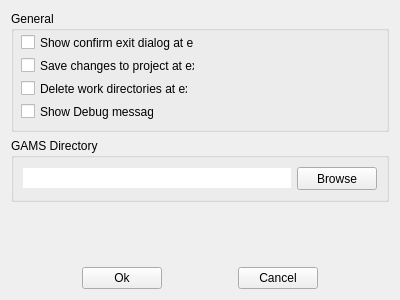
Before: the Qt Designer form titan/ui/settings.ui in Fijishi-Enterprises/GENO-Energy-Optimization, drawn with Qt 5.
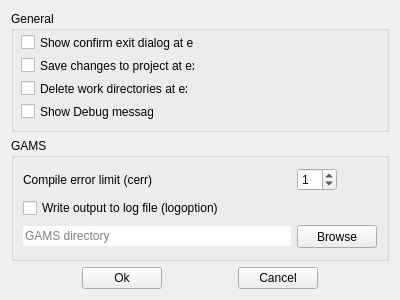
After: the same form once the commit is applied.

Commit message: Feature #271 resolved. GAMS logoption and cerr keywords can now be set in settings.

```diff
--- a/titan/ui/settings.ui
+++ b/titan/ui/settings.ui
@@ -148,7 +148,7 @@
       </size>
      </property>
      <property name="title">
-      <string>GAMS Directory</string>
+      <string>GAMS</string>
      </property>
      <property name="flat">
       <bool>false</bool>
@@ -156,8 +156,18 @@
      <property name="checkable">
       <bool>false</bool>
      </property>
-     <layout class="QHBoxLayout" name="horizontalLayout_2">
-      <item>
+     <layout class="QGridLayout" name="gridLayout">
+      <item row="2" column="0">
+       <widget class="QCheckBox" name="checkBox_logoption">
+        <property name="toolTip">
+         <string>&lt;html&gt;&lt;head/&gt;&lt;body&gt;&lt;p&gt;Controls the GAMS &lt;span style=&quot; font-weight:600;&quot;&gt;logoption&lt;/span&gt; keyword value.&lt;/p&gt;&lt;p&gt;If unchecked (logoption=3). LOG output is written to standard output. &lt;/p&gt;&lt;p&gt;If checked (logoption=4). LOG output is written to standard output and to &amp;lt;TOOLNAME&amp;gt;.log file.&lt;/p&gt;&lt;/body&gt;&lt;/html&gt;</string>
+        </property>
+        <property name="text">
+         <string>Write output to log file (logoption)</string>
+        </property>
+       </widget>
+      </item>
+      <item row="3" column="0">
        <widget class="QLineEdit" name="lineEdit_gamside_path">
         <property name="minimumSize">
          <size>
@@ -183,12 +193,15 @@
         <property name="readOnly">
          <bool>false</bool>
         </property>
+        <property name="placeholderText">
+         <string>GAMS directory</string>
+        </property>
         <property name="clearButtonEnabled">
          <bool>true</bool>
         </property>
        </widget>
       </item>
-      <item>
+      <item row="3" column="1">
        <widget class="QPushButton" name="pushButton_browse_gamside">
         <property name="minimumSize">
          <size>
@@ -204,22 +217,41 @@
         </property>
        </widget>
       </item>
+      <item row="0" column="0">
+       <widget class="QLabel" name="label">
+        <property name="toolTip">
+         <string>&lt;html&gt;&lt;head/&gt;&lt;body&gt;&lt;p&gt;Controls the compile time error limit (&lt;span style=&quot; font-weight:600;&quot;&gt;cerr&lt;/span&gt;). The compilation will be stopped after n errors have occurred.&lt;/p&gt;&lt;p&gt;0: No error limit (default)&lt;/p&gt;&lt;p&gt;n: Stop after n errors&lt;/p&gt;&lt;/body&gt;&lt;/html&gt;</string>
+        </property>
+        <property name="text">
+         <string>Compile error limit (cerr)</string>
+        </property>
+       </widget>
+      </item>
+      <item row="0" column="1">
+       <widget class="QSpinBox" name="spinBox_cerr">
+        <property name="maximumSize">
+         <size>
+          <width>40</width>
+          <height>16777215</height>
+         </size>
+        </property>
+        <property name="toolTip">
+         <string>&lt;html&gt;&lt;head/&gt;&lt;body&gt;&lt;p&gt;Controls the compile time error limit (&lt;span style=&quot; font-weight:600;&quot;&gt;cerr&lt;/span&gt;). The compilation will be stopped after n errors have occurred.&lt;/p&gt;&lt;p&gt;0: No error limit (default)&lt;/p&gt;&lt;p&gt;n: Stop after n errors&lt;/p&gt;&lt;/body&gt;&lt;/html&gt;</string>
+        </property>
+        <property name="frame">
+         <bool>true</bool>
+        </property>
+        <property name="showGroupSeparator" stdset="0">
+         <bool>false</bool>
+        </property>
+        <property name="value">
+         <number>1</number>
+        </property>
+       </widget>
+      </item>
      </layout>
     </widget>
    </item>
-   <item>
-    <spacer name="verticalSpacer">
-     <property name="orientation">
-      <enum>Qt::Vertical</enum>
-     </property>
-     <property name="sizeHint" stdset="0">
-      <size>
-       <width>20</width>
-       <height>59</height>
-      </size>
-     </property>
-    </spacer>
-   </item>
    <item>
     <layout class="QHBoxLayout" name="horizontalLayout">
      <item>
```
Left out of the diff: 19 changed lines with no effect on the pictures. The commit also changes 9 other files.
